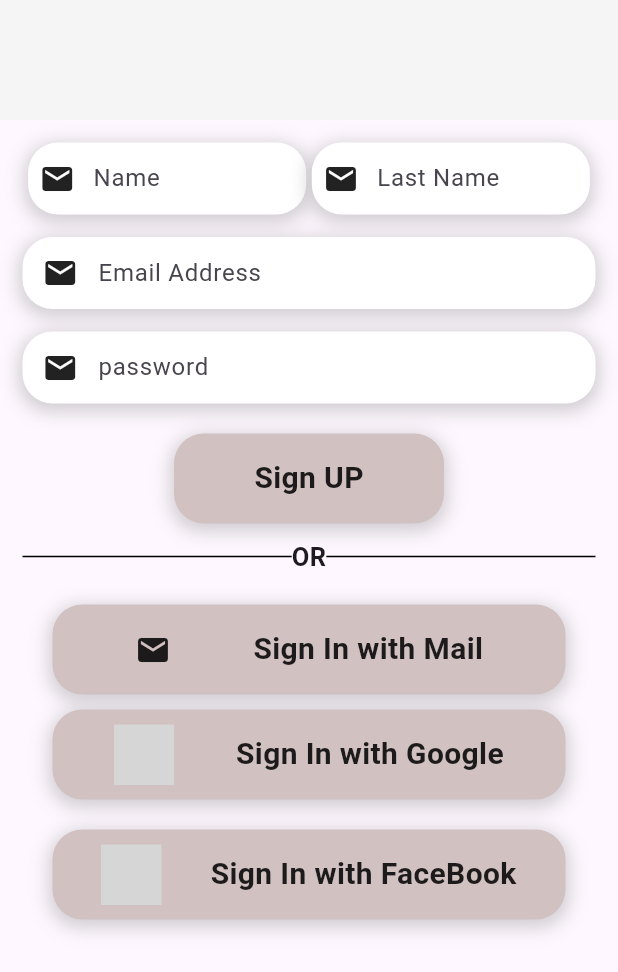
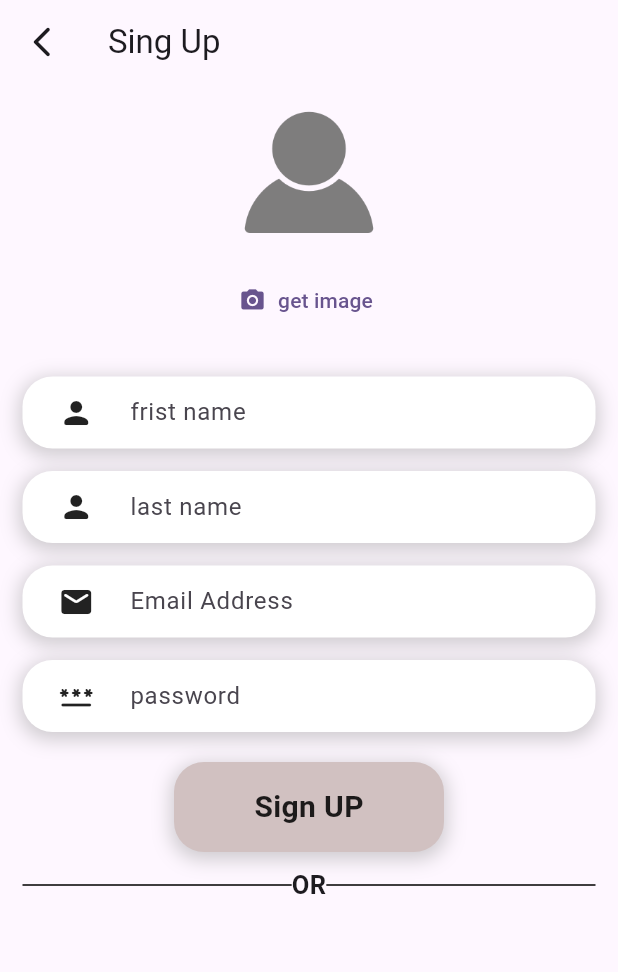
Before and after one commit to MoAli1Ra23/food_delivery, a Flutter app: the SigenUpPage screen opened directly, on a phone screen of 412 x 824 dp. Shown: the top 972 px of the screen. Run offline on Flutter 3.47's test engine with Material 2 defaults, Android fonts, the phone set to English and light mode, and no system bars; our stand-ins replace cloud_firestore, dartz, equatable, firebase_auth, firebase_core, firebase_storage and 4 more; missing offline and left inert: icon_icons; accounts and stored records are empty; grey boxes are pictures that could not be loaded.

Commit message:
retouch sing up page with shaerd widgets

```diff
--- a/lib/features/user_managment/view/Pages/singn_up_page.dart
+++ b/lib/features/user_managment/view/Pages/singn_up_page.dart
@@ -3,8 +3,11 @@ import 'package:flutter_bloc/flutter_bloc.dart';
 import 'package:food_delivery/features/user_managment/validation/value_failure/value_failure.dart';
 import 'package:food_delivery/features/user_managment/view/Pages/profile_page.dart';
 import 'package:food_delivery/features/user_managment/view/bloc/sing_up_bloc.dart';
+import 'package:food_delivery/shared/widgets/image_perviewer.dart';
 import 'package:icon_icons/icon_icons.dart';
+import 'package:image_picker/image_picker.dart';
 
+import '../../../../shared/widgets/input_text_form_field.dart';
 import '../bloc/profile_bloc_bloc.dart';
 
 class SigenUpPage extends StatelessWidget {
@@ -37,152 +40,97 @@ if (state.result != null) {
               );
             }));
           }
-        }      },
+        }
+      },
       builder: (context, state) {
         return BlocBuilder<SingUpBloc, SingUpState>(
           builder: (context, state) {
             return Scaffold(
+                appBar: AppBar(
+                  leading: IconButton(
+                      onPressed: () {
+                        Navigator.of(context).pop();
+                      },
+                      icon: const Icon(Icons.arrow_back_ios_new_rounded)),
+                  title: const Text("Sing Up"),
+                ),
                 body: Form(
                   key: fkey,
                   autovalidateMode: AutovalidateMode.onUserInteraction,
                   child: ListView(
                     children: [
-                  Container(
-                    padding: const EdgeInsets.symmetric(horizontal: 15),
-                    height: 80,
-                    color: Colors.grey.shade100,
+                      SizedBox(
+                        height: 180,
+                        child: ImagePerViewer(
+                          source: ImageSource.camera,
+                          onTab: (_) {},
+                          tempImage: const Image(
+                            image: AssetImage('assets/images/auth/noimg.png'),
+                          ),
+                        ),
                       ),
                       const SizedBox(
                         height: 15,
                       ),
-                  // names
-                  Container(
-                    padding: const EdgeInsets.symmetric(horizontal: 15),
-                    child: Row(
-                      mainAxisAlignment: MainAxisAlignment.spaceEvenly,
-                      children: [
-                        Container(
-                          width: w * .45,
-                          alignment: Alignment.topCenter,
-                          decoration: BoxDecoration(
-                              color: Colors.white,
-                              // 01110243904
-                              // border: Border.all(),
-                              borderRadius: BorderRadius.circular(20),
-                              boxShadow: [
-                                BoxShadow(
-                                    color: Colors.grey.withOpacity(0.5),
-                                    blurRadius: 10,
-                                    spreadRadius: 2,
-                                    offset: const Offset(0, 3))
-                              ]),
-                          child: Row(
-                            mainAxisAlignment: MainAxisAlignment.spaceEvenly,
-                            children: [
-                              const Flexible(flex: 1, child: Icon(Icons.mail)),
-                              Flexible(
-                                  flex: 3,
-                                  child: TextFormField(
-                                      key: firstKey,
+                      InputTextFormField(
+                        tkey: firstKey,
                         controller: firstcon,
+                        txthint: "frist name",
+                        icon: const Icon(Icons.person_rounded),
                         onChanged: (value) =>
                             BlocProvider.of<SingUpBloc>(context)
                                 .add(FirstNameChange(value)),
-                                      validator: (value) => context
-                                              .watch<SingUpBloc>()
+                        validator: (_) => BlocProvider.of<SingUpBloc>(context)
                             .state
                             .firstName
                             .value
                             .fold((l) {
-                                            if (l is EmptyORShortName) {
-                                              return (" short ");
-                                            } else {}
+                          if (l is NullName) {
+                            return "فاؤغ ";
+                          } else if (l is EmptyORShortName) {
+                            return "قصير جدا";
+                          } else {
                             return null;
-                                          }, ((r) => null)),
-                                      decoration: const InputDecoration(
-                                        hintText: " Name",
-                                        border: InputBorder.none,
-                                        alignLabelWithHint: true,
-                                      ))),
-                            ],
+                          }
+                        }, (r) => null),
+                        maigrtion: const EdgeInsets.symmetric(horizontal: 15),
                       ),
+
+                      //mail
+                      const SizedBox(
+                        height: 15,
                       ),
-                        Container(
-                          width: w * .45,
-                          alignment: Alignment.topCenter,
-                          decoration: BoxDecoration(
-                              color: Colors.white,
-
-                              // border: Border.all(),
-                              borderRadius: BorderRadius.circular(20),
-                              boxShadow: [
-                                BoxShadow(
-                                    color: Colors.grey.withOpacity(0.5),
-                                    blurRadius: 10,
-                                    spreadRadius: 2,
-                                    offset: const Offset(0, 3))
-                              ]),
-                          child: Row(
-                            mainAxisAlignment: MainAxisAlignment.spaceEvenly,
-                            children: [
-                              const Flexible(flex: 1, child: Icon(Icons.mail)),
-                              Flexible(
-                                  flex: 3,
-                                  child: TextFormField(
-                                      key: lastkey,
+                      // names
+                      InputTextFormField(
+                        tkey: lastkey,
                         controller: lastcon,
-                                      onChanged: (v) =>
+                        txthint: "last name",
+                        icon: const Icon(Icons.person_rounded),
+                        onChanged: (value) =>
                             BlocProvider.of<SingUpBloc>(context)
-                                              .add(LastNameChange(v)),
-                                      validator: (value) => context
-                                              .watch<SingUpBloc>()
+                                .add(LastNameChange(value)),
+                        validator: (_) => BlocProvider.of<SingUpBloc>(context)
                             .state
                             .lastName
                             .value
                             .fold((l) {
-                                            if (l is EmptyORShortName) {
-                                              return ("short ");
+                          if (l is NullName) {
+                            return "فاؤغ ";
+                          } else if (l is EmptyORShortName) {
+                            return "قصير جدا";
+                          } else {
+                            return null;
                           }
-                                            return null;
                         }, (r) => null),
-                                      decoration: const InputDecoration(
-                                        hintText: " Last Name",
-                                        border: InputBorder.none,
-                                        alignLabelWithHint: true,
-                                      ))),
-                            ],
+                        maigrtion: const EdgeInsets.symmetric(horizontal: 15),
                       ),
-                        ),
-                      ],
-                    ),
-                  ),
+
                       //mail
                       const SizedBox(
                         height: 15,
                       ),
-                  Container(
-                    margin: const EdgeInsets.symmetric(horizontal: 15),
-                    alignment: Alignment.topCenter,
-                    decoration: BoxDecoration(
-                        color: Colors.white,
-
-                        // border: Border.all(),
-                        borderRadius: BorderRadius.circular(20),
-                        boxShadow: [
-                          BoxShadow(
-                              color: Colors.grey.withOpacity(0.5),
-                              blurRadius: 10,
-                              spreadRadius: 2,
-                              offset: const Offset(0, 3))
-                        ]),
-                    child: Row(
-                      mainAxisAlignment: MainAxisAlignment.spaceEvenly,
-                      children: [
-                        const Flexible(flex: 1, child: Icon(Icons.mail)),
-                        Flexible(
-                            flex: 5,
-                            child: TextFormField(
-                                key: mailKey,
+                      InputTextFormField(
+                        tkey: mailKey,
                         controller: mailCont,
                         onChanged: (value) =>
                             BlocProvider.of<SingUpBloc>(context)
@@ -199,40 +147,16 @@ if (state.result != null) {
 
                           return null;
                         }, (r) => null),
-                                decoration: const InputDecoration(
-                                  hintText: "Email Address",
-                                  border: InputBorder.none,
-                                  alignLabelWithHint: true,
-                                ))),
-                      ],
+                        txthint: "Email Address",
+                        icon: const Icon(Icons.mail_rounded),
+                        maigrtion: const EdgeInsets.symmetric(horizontal: 15),
                       ),
-                  ),
+
                       const SizedBox(
                         height: 15,
                       ),
-                  Container(
-                    margin: const EdgeInsets.symmetric(horizontal: 15),
-                    alignment: Alignment.topCenter,
-                    decoration: BoxDecoration(
-                        color: Colors.white,
-
-                        // border: Border.all(),
-                        borderRadius: BorderRadius.circular(20),
-                        boxShadow: [
-                          BoxShadow(
-                              color: Colors.grey.withOpacity(0.5),
-                              blurRadius: 10,
-                              spreadRadius: 2,
-                              offset: const Offset(0, 3))
-                        ]),
-                    child: Row(
-                      mainAxisAlignment: MainAxisAlignment.spaceEvenly,
-                      children: [
-                        const Flexible(flex: 1, child: Icon(Icons.mail)),
-                        Flexible(
-                            flex: 5,
-                            child: TextFormField(
-                                key: passKey,
+                      InputTextFormField(
+                        tkey: passKey,
                         controller: passCont,
                         onChanged: (value) =>
                             BlocProvider.of<SingUpBloc>(context)
@@ -250,13 +174,9 @@ if (state.result != null) {
                           }
                           return null;
                         }, (r) => null),
-                                decoration: const InputDecoration(
-                                  hintText: "password",
-                                  border: InputBorder.none,
-                                  alignLabelWithHint: true,
-                                ))),
-                      ],
-                    ),
+                        txthint: "password",
+                        icon: const Icon(Icons.password_rounded),
+                        maigrtion: const EdgeInsets.symmetric(horizontal: 15),
                       ),
                       const SizedBox(
                         height: 20,
@@ -292,8 +212,8 @@ if (state.result != null) {
                       ),
 
                       const Padding(
-                    padding:
-                        EdgeInsets.symmetric(horizontal: 15.0, vertical: 10),
+                        padding: EdgeInsets.symmetric(
+                            horizontal: 15.0, vertical: 10),
                         child: Row(
                           mainAxisAlignment: MainAxisAlignment.spaceAround,
                           children: [
@@ -317,108 +237,109 @@ if (state.result != null) {
                       const SizedBox(
                         height: 10,
                       ),
-                  Center(
-                    child: Container(
-                      margin: const EdgeInsets.symmetric(horizontal: 35),
-                      height: 60,
-                      decoration: BoxDecoration(
-                          color: const Color.fromARGB(255, 209, 193, 193),
-                          borderRadius: BorderRadius.circular(20),
-                          boxShadow: [
-                            BoxShadow(
-                                color: Colors.grey.withOpacity(0.5),
-                                blurRadius: 10,
-                                spreadRadius: 2,
-                                offset: const Offset(0, 3))
-                          ]),
-                      alignment: Alignment.center,
-                      child: const Row(
-                        mainAxisAlignment: MainAxisAlignment.spaceEvenly,
-                        crossAxisAlignment: CrossAxisAlignment.center,
-                        children: [
-                          Icon(Icons.mail),
-                          InkWell(
-                              child: Text(
-                            "Sign In with Mail",
-                            style: TextStyle(
-                                fontSize: 20,
-                                fontWeight: FontWeight.bold,
-                                color: Colors.black87),
-                          )),
-                        ],
-                      ),
-                    ),
-                  ),
-                  const SizedBox(
-                    height: 10,
-                  ),
-                  Center(
-                    child: Container(
-                      margin: const EdgeInsets.symmetric(horizontal: 35),
-                      height: 60,
-                      decoration: BoxDecoration(
-                          color: const Color.fromARGB(255, 209, 193, 193),
-                          borderRadius: BorderRadius.circular(20),
-                          boxShadow: [
-                            BoxShadow(
-                                color: Colors.grey.withOpacity(0.5),
-                                blurRadius: 10,
-                                spreadRadius: 2,
-                                offset: const Offset(0, 3))
-                          ]),
-                      alignment: Alignment.center,
-                      child: Row(
-                        mainAxisAlignment: MainAxisAlignment.spaceEvenly,
-                        crossAxisAlignment: CrossAxisAlignment.center,
-                        children: [
-                          IconIcons.whatsapp(height: 40, width: 40),
-                          const InkWell(
-                              child: Text(
-                            "Sign In with Google",
-                            style: TextStyle(
-                                fontSize: 20,
-                                fontWeight: FontWeight.bold,
-                                color: Colors.black87),
-                          )),
-                        ],
-                      ),
-                    ),
-                  ),
-                  const SizedBox(
-                    height: 20,
-                  ),
-                  Center(
-                    child: Container(
-                      margin: const EdgeInsets.symmetric(horizontal: 35),
-                      height: 60,
-                      decoration: BoxDecoration(
-                          color: const Color.fromARGB(255, 209, 193, 193),
-                          borderRadius: BorderRadius.circular(20),
-                          boxShadow: [
-                            BoxShadow(
-                                color: Colors.grey.withOpacity(0.5),
-                                blurRadius: 10,
-                                spreadRadius: 2,
-                                offset: const Offset(0, 3))
-                          ]),
-                      alignment: Alignment.center,
-                      child: Row(
-                        mainAxisAlignment: MainAxisAlignment.spaceEvenly,
-                        crossAxisAlignment: CrossAxisAlignment.center,
-                        children: [
-                          IconIcons.facebook(height: 40, width: 40),
-                          const InkWell(
-                              child: Text(
-                            "Sign In with FaceBook",
-                            style: TextStyle(
-                                fontSize: 20,
-                                fontWeight: FontWeight.bold,
-                                color: Colors.black87),
-                          )),
-                        ],
-                      ),
-                    ),
-                  ),
+
+                      // Center(
+                      //   child: Container(
+                      //     margin: const EdgeInsets.symmetric(horizontal: 35),
+                      //     height: 60,
+                      //     decoration: BoxDecoration(
+                      //         color: const Color.fromARGB(255, 209, 193, 193),
+                      //         borderRadius: BorderRadius.circular(20),
+                      //         boxShadow: [
+                      //           BoxShadow(
+                      //               color: Colors.grey.withOpacity(0.5),
+                      //               blurRadius: 10,
+                      //               spreadRadius: 2,
+                      //               offset: const Offset(0, 3))
+                      //         ]),
+                      //     alignment: Alignment.center,
+                      //     child: const Row(
+                      //       mainAxisAlignment: MainAxisAlignment.spaceEvenly,
+                      //       crossAxisAlignment: CrossAxisAlignment.center,
+                      //       children: [
+                      //         Icon(Icons.mail),
+                      //         InkWell(
+                      //             child: Text(
+                      //           "Sign In with Mail",
+                      //           style: TextStyle(
+                      //               fontSize: 20,
+                      //               fontWeight: FontWeight.bold,
+                      //               color: Colors.black87),
+                      //         )),
+                      //       ],
+                      //     ),
+                      //   ),
+                      // ),
+                      // const SizedBox(
+                      //   height: 10,
+                      // ),
+                      // Center(
+                      //   child: Container(
+                      //     margin: const EdgeInsets.symmetric(horizontal: 35),
+                      //     height: 60,
+                      //     decoration: BoxDecoration(
+                      //         color: const Color.fromARGB(255, 209, 193, 193),
+                      //         borderRadius: BorderRadius.circular(20),
+                      //         boxShadow: [
+                      //           BoxShadow(
+                      //               color: Colors.grey.withOpacity(0.5),
+                      //               blurRadius: 10,
+                      //               spreadRadius: 2,
+                      //               offset: const Offset(0, 3))
+                      //         ]),
+                      //     alignment: Alignment.center,
+                      //     child: Row(
+                      //       mainAxisAlignment: MainAxisAlignment.spaceEvenly,
+                      //       crossAxisAlignment: CrossAxisAlignment.center,
+                      //       children: [
+                      //         IconIcons.whatsapp(height: 40, width: 40),
+                      //         const InkWell(
+                      //             child: Text(
+                      //           "Sign In with Google",
+                      //           style: TextStyle(
+                      //               fontSize: 20,
+                      //               fontWeight: FontWeight.bold,
+                      //               color: Colors.black87),
+                      //         )),
+                      //       ],
+                      //     ),
+                      //   ),
+                      // ),
+                      // const SizedBox(
+                      //   height: 20,
+                      // ),
+                      // Center(
+                      //   child: Container(
+                      //     margin: const EdgeInsets.symmetric(horizontal: 35),
+                      //     height: 60,
+                      //     decoration: BoxDecoration(
+                      //         color: const Color.fromARGB(255, 209, 193, 193),
+                      //         borderRadius: BorderRadius.circular(20),
+                      //         boxShadow: [
+                      //           BoxShadow(
+                      //               color: Colors.grey.withOpacity(0.5),
+                      //               blurRadius: 10,
+                      //               spreadRadius: 2,
+                      //               offset: const Offset(0, 3))
+                      //         ]),
+                      //     alignment: Alignment.center,
+                      //     child: Row(
+                      //       mainAxisAlignment: MainAxisAlignment.spaceEvenly,
+                      //       crossAxisAlignment: CrossAxisAlignment.center,
+                      //       children: [
+                      //         IconIcons.facebook(height: 40, width: 40),
+                      //         const InkWell(
+                      //             child: Text(
+                      //           "Sign In with FaceBook",
+                      //           style: TextStyle(
+                      //               fontSize: 20,
+                      //               fontWeight: FontWeight.bold,
+                      //               color: Colors.black87),
+                      //         )),
+                      //       ],
+                      //     ),
+                      //   ),
+                      // ),
                     ],
                   ),
                 ));
```
Lines whose indentation alone changed are shown as unchanged.
